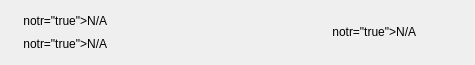
Qt form src/qt/bcz/forms/mnrow.ui (SpecialCoins/bitcoincz) before a commit.
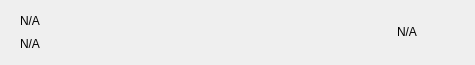
The same form after that commit. Icons and pictures are not drawn.

Diff of the .ui file:
```diff
--- a/src/qt/bcz/forms/mnrow.ui
+++ b/src/qt/bcz/forms/mnrow.ui
@@ -80,14 +80,14 @@
          <item>
           <widget class="QLabel" name="labelName">
            <property name="text">
-            <string> notr="true">N/A</string>
+            <string notr="true">N/A</string>
            </property>
           </widget>
          </item>
          <item>
           <widget class="QLabel" name="labelAddress">
            <property name="text">
-            <string> notr="true">N/A</string>
+            <string notr="true">N/A</string>
            </property>
           </widget>
          </item>
@@ -110,7 +110,7 @@
       <item>
        <widget class="QLabel" name="labelDate">
         <property name="text">
-         <string> notr="true">N/A</string>
+         <string notr="true">N/A</string>
         </property>
        </widget>
       </item>
```
